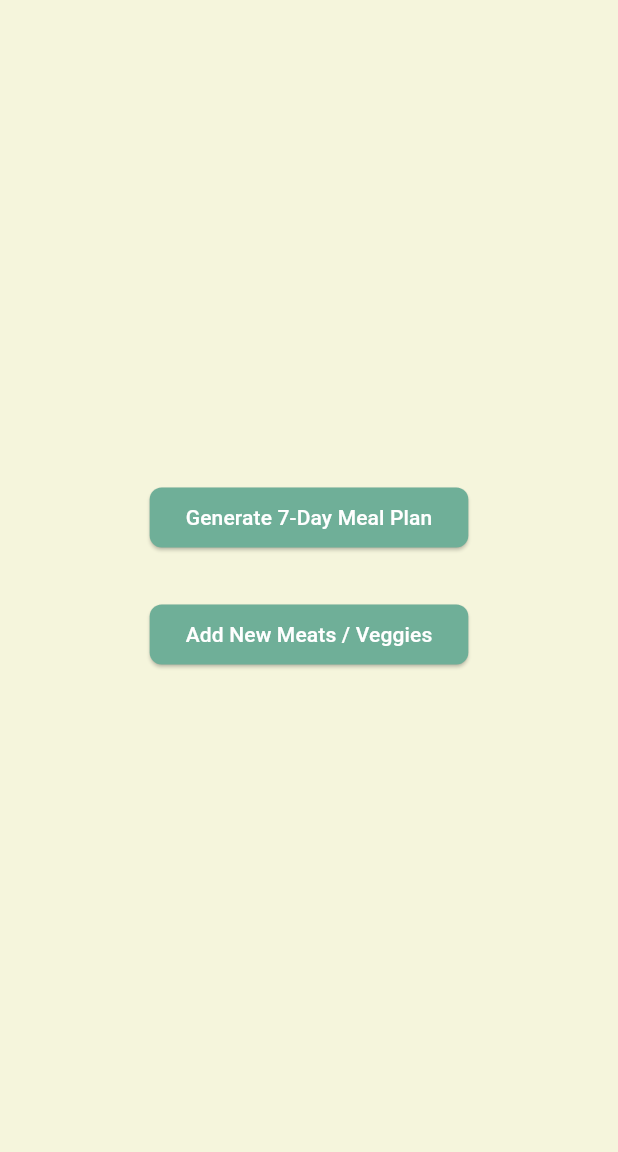
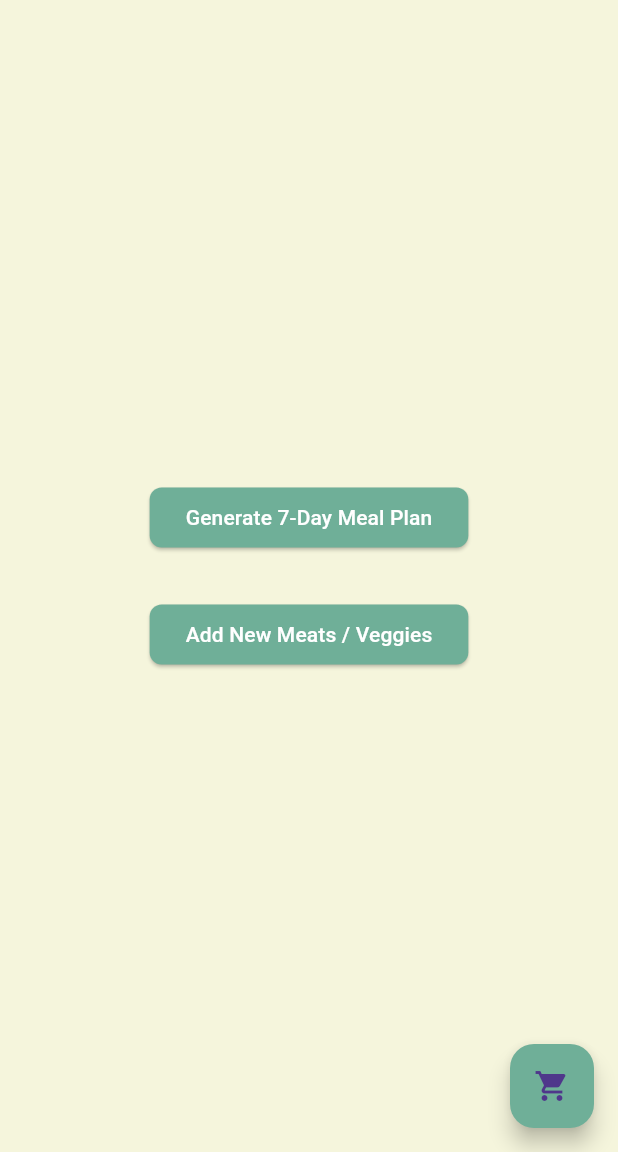
Before and after one commit to dtager-gh/meal_planner, a Flutter app: the screen it shows after launch, on a phone screen of 412 x 824 dp, the part 84-1236 px from its top. Run offline on Flutter 3.47's test engine with Material 3 defaults, Android fonts, the phone set to English and light mode, and no system bars; our stand-ins replace hive_flutter; accounts and stored records are empty.

Commit message:
added shopping cart and navigation

```diff
--- a/lib/pages/home_page.dart
+++ b/lib/pages/home_page.dart
@@ -2,6 +2,10 @@ import 'package:flutter/material.dart';
 import 'meal_plan_page.dart';
 import 'edit_food_page.dart';
 import '../services/meal_generator.dart';
+import 'shopping_list_page.dart';
+import '../services/shopping_list.dart';
+import '../models/week_plan.dart';
+
 
 class HomePage extends StatefulWidget {
   const HomePage({super.key});
@@ -12,6 +16,8 @@ class HomePage extends StatefulWidget {
 }
 
 class _HomePageState extends State<HomePage> {
+  bool hasShoppingList = false; // tracks if a plan has been generated
+  WeekPlan? currentPlan; // optional, only if you want to store the plan
 
 
   @override
@@ -25,6 +31,11 @@ class _HomePageState extends State<HomePage> {
             ElevatedButton(
               onPressed: () {
                 final plan = generateWeekPlan();   // <-- create real WeekPlan here
+
+                setState(() {
+                  currentPlan = plan;
+                  hasShoppingList = true; // enable FAB
+                });
 
                 Navigator.push(
                   context,
@@ -49,6 +60,51 @@ class _HomePageState extends State<HomePage> {
           ],
         ),
       ),
+      // Floating Action Button for Shopping Cart
+      floatingActionButton: Stack(
+        children: [
+          FloatingActionButton(
+            onPressed: hasShoppingList
+                ? () {
+              final shoppingList = generateShoppingList(currentPlan!);
+              Navigator.push(
+                context,
+                MaterialPageRoute(
+                  builder: (_) =>
+                      ShoppingListPage(shoppingList: shoppingList),
+                ),
+              );
+            }
+                : null,
+            tooltip: 'View Shopping List',
+            child: const Icon(Icons.shopping_cart),
+          ),
+          if (hasShoppingList)
+            Positioned(
+              right: 0,
+              top: 0,
+              child: Container(
+                padding: const EdgeInsets.all(2),
+                decoration: BoxDecoration(
+                  color: Colors.red,
+                  borderRadius: BorderRadius.circular(10),
+                ),
+                constraints: const BoxConstraints(
+                  minWidth: 16,
+                  minHeight: 16,
+                ),
+                child: Text(
+                  '${generateShoppingList(currentPlan!).length}', // number of items
+                  style: const TextStyle(
+                    color: Colors.white,
+                    fontSize: 10,
+                  ),
+                  textAlign: TextAlign.center,
+                ),
+              ),
+            ),
+        ],
+      ),
     );
   }
 }
```
Also changed, not shown: lib/pages/meal_plan_page.dart (+6 -1 lines), lib/pages/shopping_list_page.dart (+7 -9 lines).
